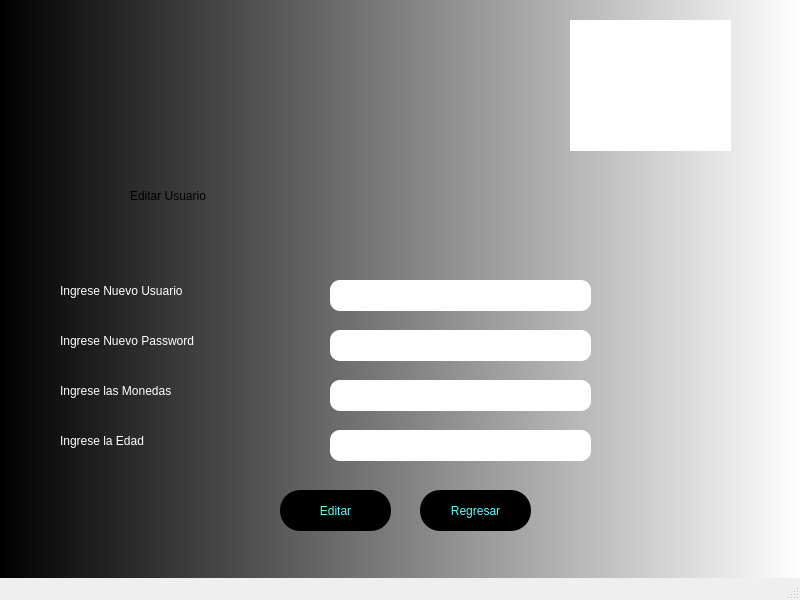
First picture: the form in Fase_2/Backend/Frontend/Paginas/Editar.ui, repository NatalyDuarte/-EDD_2S-BatallaNaval_202001570, before the edit.
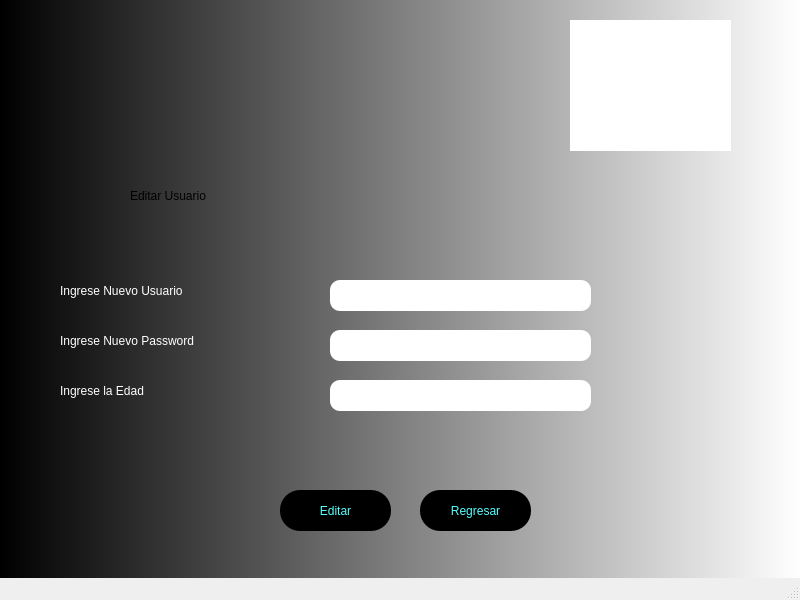
Second picture: the form after the edit. Icons and pictures are not drawn.

The edit to the form file:
```diff
--- a/Fase_2/Backend/Frontend/Paginas/Editar.ui
+++ b/Fase_2/Backend/Frontend/Paginas/Editar.ui
@@ -52,28 +52,11 @@
      <string>Ingrese Nuevo Password</string>
     </property>
    </widget>
-   <widget class="QLabel" name="label_4">
-    <property name="geometry">
-     <rect>
-      <x>60</x>
-      <y>380</y>
-      <width>211</width>
-      <height>21</height>
-     </rect>
-    </property>
-    <property name="styleSheet">
-     <string notr="true">font: 87 12pt &quot;Arial Black&quot;;
-color: rgb(255, 255, 255);</string>
-    </property>
-    <property name="text">
-     <string>Ingrese las Monedas</string>
-    </property>
-   </widget>
    <widget class="QLabel" name="label_5">
     <property name="geometry">
      <rect>
       <x>60</x>
-      <y>430</y>
+      <y>380</y>
       <width>211</width>
       <height>21</height>
      </rect>
@@ -112,24 +95,11 @@
      <string notr="true">border-radius:10px;</string>
     </property>
    </widget>
-   <widget class="QLineEdit" name="lineEdit_3">
-    <property name="geometry">
-     <rect>
-      <x>330</x>
-      <y>380</y>
-      <width>261</width>
-      <height>31</height>
-     </rect>
-    </property>
-    <property name="styleSheet">
-     <string notr="true">border-radius:10px;</string>
-    </property>
-   </widget>
    <widget class="QLineEdit" name="lineEdit_4">
     <property name="geometry">
      <rect>
       <x>330</x>
-      <y>430</y>
+      <y>380</y>
       <width>261</width>
       <height>31</height>
      </rect>
@@ -219,7 +189,7 @@
      <x>0</x>
      <y>0</y>
      <width>800</width>
-     <height>21</height>
+     <height>22</height>
     </rect>
    </property>
   </widget>
```
